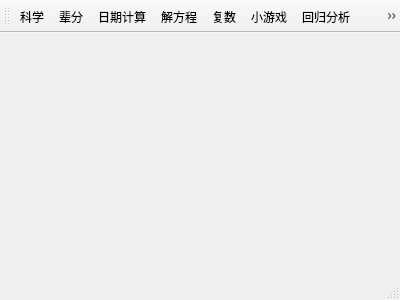
Qt form ICcalculator/ICcalculator.ui (tyanxie/IC_Calculator) before a commit.
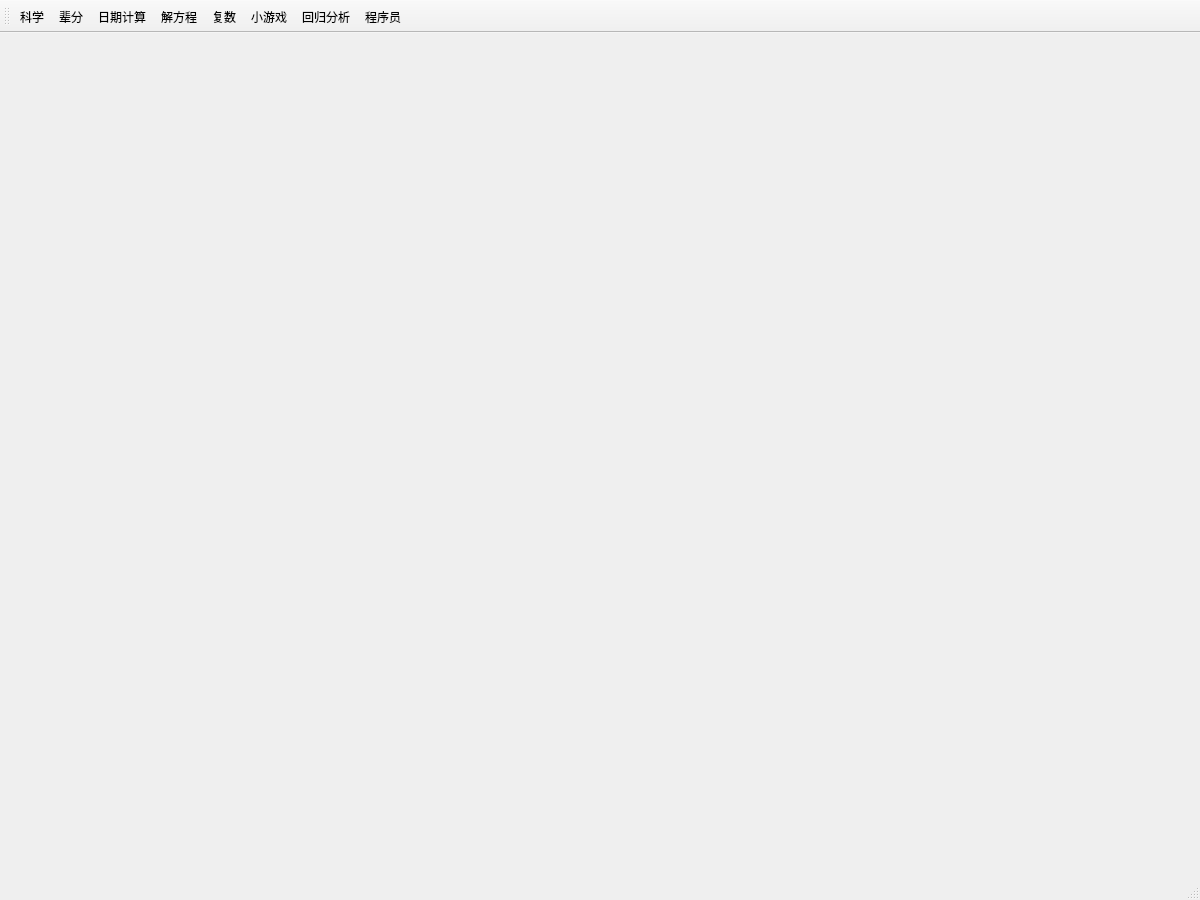
The same form after that commit. Icons and pictures are not drawn.

```diff
--- a/ICcalculator/ICcalculator.ui
+++ b/ICcalculator/ICcalculator.ui
@@ -6,8 +6,8 @@
    <rect>
     <x>0</x>
     <y>0</y>
-    <width>400</width>
-    <height>300</height>
+    <width>1200</width>
+    <height>900</height>
    </rect>
   </property>
   <property name="windowTitle">
@@ -16,7 +16,20 @@
   <property name="toolButtonStyle">
    <enum>Qt::ToolButtonTextUnderIcon</enum>
   </property>
-  <widget class="QWidget" name="centralWidget"/>
+  <widget class="QWidget" name="centralWidget">
+   <widget class="QStackedWidget" name="stackedWidget">
+    <property name="geometry">
+     <rect>
+      <x>0</x>
+      <y>0</y>
+      <width>1200</width>
+      <height>820</height>
+     </rect>
+    </property>
+    <widget class="QWidget" name="page"/>
+    <widget class="QWidget" name="page_2"/>
+   </widget>
+  </widget>
   <widget class="QMenuBar" name="menuBar">
    <property name="geometry">
     <rect>
```
Left out of the diff: 4 changed lines with no effect on the pictures.
